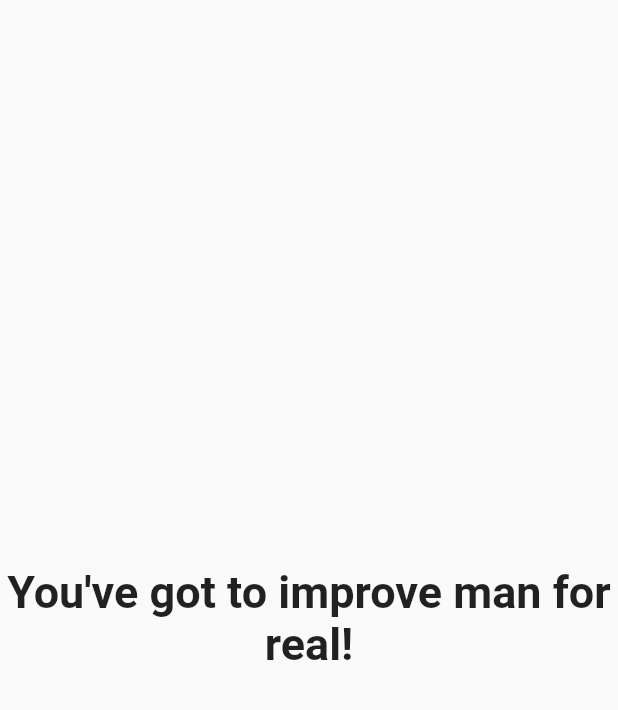
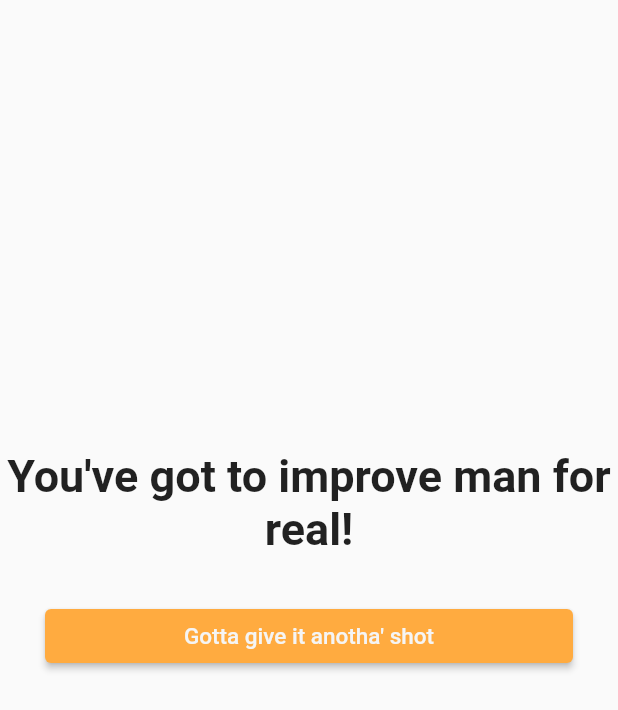
Before and after one commit to SaiVenkatesh007/flutter-prac, a Flutter app: the End widget shown alone on an empty page, opened directly with empty values, on a phone screen of 412 x 824 dp. Shown: the top 710 px of the screen. Run offline on Flutter 3.47's test engine with Material 2 defaults, Android fonts, the phone set to English and light mode, and no system bars.

Commit message:
quiz restart
Option to restart the quiz at the end has been added

```diff
--- a/quiz_app/lib/end.dart
+++ b/quiz_app/lib/end.dart
@@ -2,8 +2,9 @@ import 'package:flutter/material.dart';
 
 class End extends StatelessWidget {
   final int endScore;
+  final VoidCallback resetFunc;
 
-  End(this.endScore);
+  End(this.endScore, this.resetFunc);
 
   String get endStatement {
     String endText;
@@ -23,8 +24,11 @@ class End extends StatelessWidget {
 
   @override
   Widget build(BuildContext context) {
-    return Center(
-      child: Text(
+    return Container(
+      margin: const EdgeInsets.symmetric(vertical: 300),
+      child: Column(
+        children: [
+          Text(
             endStatement,
             style: const TextStyle(
               fontSize: 30,
@@ -32,6 +36,25 @@ class End extends StatelessWidget {
             ),
             textAlign: TextAlign.center,
           ),
+          Container(
+            width: double.infinity,
+            margin: const EdgeInsets.all(30),
+            child: ElevatedButton(
+              onPressed: resetFunc,
+              style: ButtonStyle(
+                backgroundColor: MaterialStateProperty.all(Colors.orangeAccent),
+              ),
+              child: const Text(
+                "Gotta give it anotha' shot",
+                style: TextStyle(
+                  color: Color.fromARGB(255, 245, 245, 245),
+                  fontSize: 15,
+                ),
+              ),
+            ),
+          ),
+        ],
+      ),
     );
   }
 }
--- a/quiz_app/lib/main.dart
+++ b/quiz_app/lib/main.dart
@@ -1,6 +1,6 @@
 import 'package:flutter/material.dart';
-import 'package:quiz_app/end.dart';
 
+import './end.dart';
 import './quiz.dart';
 
 void main() => runApp(const MyApp());
@@ -19,6 +19,13 @@ class _MyAppState extends State<MyApp> {
   // const MyApp({super.key});
   var _questionNum = 0;
   var _totalScore = 0;
+
+  void _restartQuiz() {
+    setState(() {
+      _questionNum = 0;
+      _totalScore = 0;
+    });
+  }
 
   final _quesList = [
     {
@@ -88,7 +95,10 @@ class _MyAppState extends State<MyApp> {
               _quesList,
               _questionNum,
             )
-          : End(_totalScore),
+          : End(
+              _totalScore,
+              _restartQuiz,
+            ),
     ));
   }
 }
--- a/quiz_app/lib/qn.dart
+++ b/quiz_app/lib/qn.dart
@@ -1,6 +1,3 @@
-import 'package:flutter/src/widgets/container.dart';
-import 'package:flutter/src/widgets/framework.dart';
-
 import 'package:flutter/material.dart';
 
 //! This custom widget is unneccesary, its just for a trial
```
Lines whose indentation alone changed are shown as unchanged.
